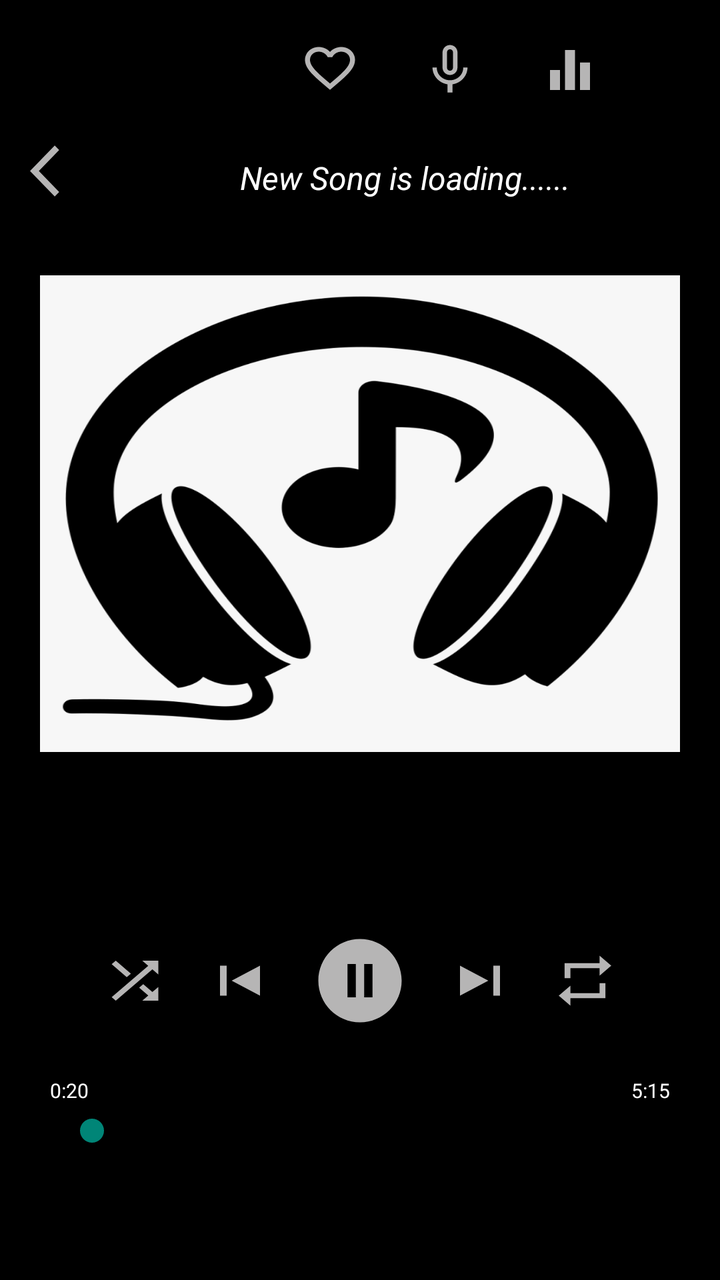
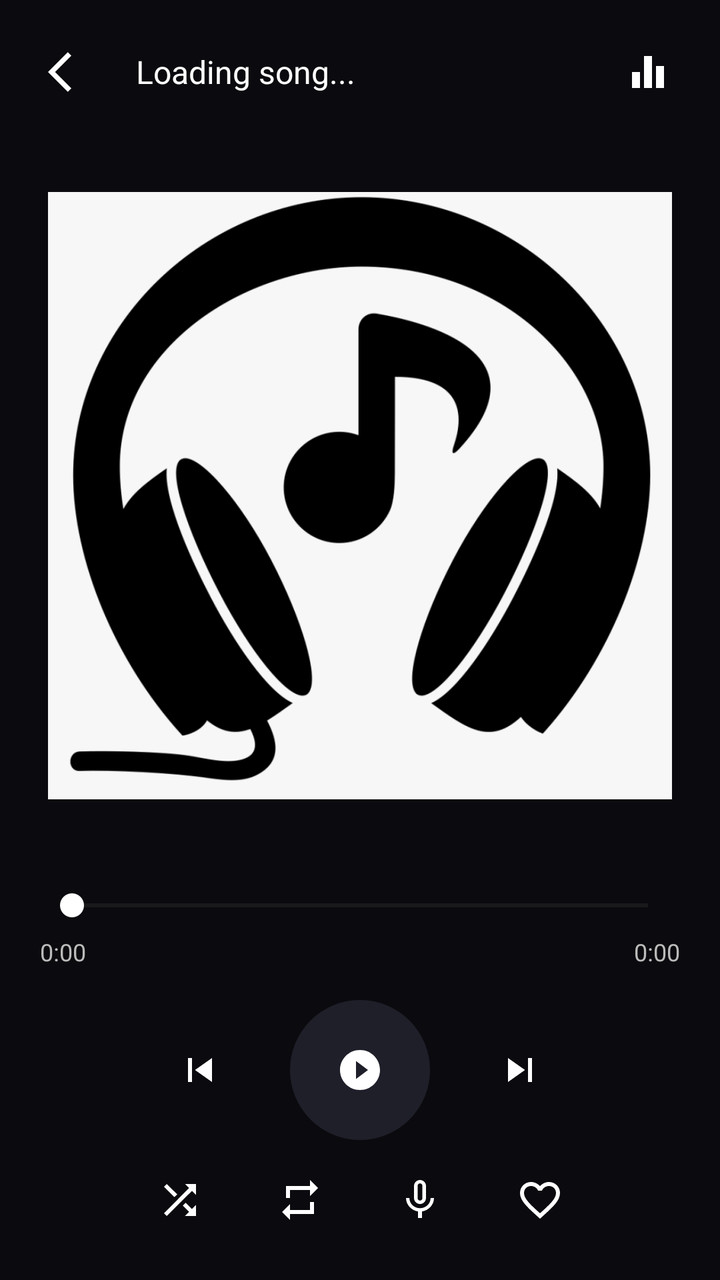

Before-and-after screenshots of an Android layout around one commit, followed by the original layout XML and the change that was made.
<!-- AndroidManifest.xml: application theme Theme.AppCompat.Light.NoActionBar -->
<!-- res/layout/activity_player.xml -->
<?xml version="1.0" encoding="utf-8"?>
<LinearLayout xmlns:android="http://schemas.android.com/apk/res/android"
    xmlns:app="http://schemas.android.com/apk/res-auto"
    xmlns:tools="http://schemas.android.com/tools"
    android:layout_width="match_parent"

    android:layout_height="match_parent"
    tools:context=".PlayerActivity"
    android:orientation="vertical"
    android:background="#000000"
    android:weightSum="10"
    >

    <LinearLayout
        android:id="@+id/mainlayout"
        android:layout_width="match_parent"
        android:layout_height="0dp"
        android:layout_weight="6"

        android:gravity=""
        android:orientation="vertical">

<RelativeLayout
    android:layout_width="match_parent"
    android:layout_height="50dp">


    <Button
        android:id="@+id/btnfav"
        android:layout_width="30dp"
        android:layout_height="28dp"
        android:layout_marginLeft="150dp"
        android:layout_marginTop="20dp"
        android:layout_marginRight="30dp"

        android:background="@drawable/ic_fav" />

    <Button
        android:id="@+id/btnMic"
        android:layout_width="30dp"
        android:layout_height="30dp"
        android:layout_marginTop="20dp"
        android:layout_marginRight="30dp"
        android:layout_toRightOf="@+id/btnfav"
        android:background="@drawable/ic_mic"/>

    <Button
        android:id="@+id/btnEq"
        android:layout_width="30dp"
        android:layout_height="30dp"
        android:layout_marginTop="20dp"
        android:layout_toRightOf="@+id/btnMic"
        android:background="@drawable/ic_equalizer" />

</RelativeLayout>

        <RelativeLayout
            android:layout_width="match_parent"
            android:layout_height="wrap_content">

            <Button
                android:id="@+id/btnback"
                android:layout_width="30dp"
                android:layout_height="31dp"
                android:layout_marginLeft="15dp"
                android:layout_marginTop="20dp"

                android:background="@drawable/ic_back" />

            <TextView
                android:id="@+id/txtSong"
                android:layout_width="match_parent"
                android:layout_height="wrap_content"
android:layout_toRightOf="@id/btnback"
                android:layout_marginStart="20dp"
                android:layout_marginTop="20dp"
                android:layout_marginEnd="20dp"
                android:layout_marginBottom="20dp"
                android:ellipsize="marquee"
                android:marqueeRepeatLimit="marquee_forever"
                android:padding="8dp"
                android:singleLine="true"
                android:text="New Song is loading......"

                android:textAlignment="center"
                android:textColor="#FFFFFF"
                android:textSize="16dp"
                android:textStyle="italic" />
        </RelativeLayout>


        <ImageView
            android:layout_width="match_parent"
            android:layout_height="match_parent"
            android:id="@+id/imgView"

            android:layout_gravity="center"
            android:layout_marginLeft="20dp"
            android:layout_marginRight="20dp"
            android:layout_marginTop="10dp"
            android:layout_marginBottom="8dp"
            android:background="@drawable/picon"
            />

            </LinearLayout>

    <RelativeLayout

        android:layout_width="match_parent"
        android:layout_height="0dp"
        android:layout_weight="0.5"

        android:gravity="right"
        android:orientation="vertical">



    </RelativeLayout>

    <LinearLayout
        android:layout_width="match_parent"
        android:layout_height="0dp"
        android:layout_weight="3.5"
        android:gravity="center"
        android:orientation="vertical">



        <RelativeLayout
            android:layout_width="match_parent"

            android:layout_height="60dp">

            <Button
                android:id="@+id/btnPlay"
                android:layout_width="50dp"
                android:layout_height="50dp"
                android:layout_centerHorizontal="true"
                android:layout_marginTop="5dp"
                android:background="@drawable/ic_pause"
                android:drawableTint="#403E3E" />

            <Button
                android:id="@+id/btnNext"
                android:layout_width="40dp"
                android:layout_height="50dp"
                android:layout_marginStart="15dp"
                android:layout_marginTop="15dp"
                android:layout_marginEnd="15dp"
                android:layout_marginBottom="15dp"
                android:layout_toRightOf="@+id/btnPlay"
                android:background="@drawable/ic_next"
                android:backgroundTint="#B6B5B5" />

            <Button
                android:id="@+id/btnPrevious"
                android:layout_width="40dp"
                android:layout_height="50dp"
                android:layout_marginStart="15dp"
                android:layout_marginTop="15dp"
                android:layout_marginEnd="15dp"
                android:layout_marginBottom="15dp"
                android:layout_toLeftOf="@+id/btnPlay"
                android:background="@drawable/ic_previous" />

            <Button
                android:id="@+id/btnRepeat"
                android:layout_width="35dp"
                android:layout_height="50dp"
                android:layout_marginTop="15dp"
                android:layout_marginBottom="15dp"
                android:layout_toRightOf="@+id/btnNext"
                android:background="@drawable/ic_repeat" />

            <Button
                android:id="@+id/btnShuffle"
                android:layout_width="35dp"
                android:layout_height="50dp"
                android:layout_marginTop="15dp"
                android:layout_marginBottom="15dp"
                android:layout_toLeftOf="@+id/btnPrevious"
                android:background="@drawable/ic_shuffle"

                app:iconTint="#FFFFFF" />



        </RelativeLayout>

        <RelativeLayout
            android:layout_width="match_parent"
            android:layout_marginTop="15dp"
            android:layout_height="60dp">

            <SeekBar
                android:id="@+id/seekBar"
                android:layout_width="300dp"
                android:layout_height="24dp"
                android:layout_alignParentBottom="true"

                android:layout_centerInParent="true"
                android:layout_marginStart="2dp"
                android:layout_marginTop="20dp"
                android:layout_marginEnd="2dp"
                android:layout_marginBottom="20dp" />

            <RelativeLayout
                android:layout_width="match_parent"
                android:layout_height="20dp"
                >


                <TextView
                    android:id="@+id/txtSongStart"
                    android:layout_width="wrap_content"
                    android:layout_height="wrap_content"

                    android:layout_alignParentLeft="true"
                    android:layout_centerInParent="true"
                    android:layout_marginLeft="25dp"
                    android:singleLine="true"
                    android:text="0:20"
                    android:textColor="@color/white"
                    android:textSize="10dp" />

                <TextView
                    android:id="@+id/txtSongEnd"
                    android:layout_width="wrap_content"
                    android:layout_height="wrap_content"

                    android:layout_alignParentRight="true"
                    android:layout_centerInParent="true"
                    android:layout_marginRight="25dp"
                    android:singleLine="true"
                    android:text="5:15"
                    android:textColor="@color/white"
                    android:textSize="10dp" />

            </RelativeLayout>

        </RelativeLayout>



    </LinearLayout>





</LinearLayout>
<!-- resources referenced by this layout -->
<resources>
  <color name="white">#FFFFFF</color>
  <!-- drawable ic_back (drawable) -->
  <vector android:height="24dp" android:tint="#B6B5B5"
      android:viewportHeight="24" android:viewportWidth="24"
      android:width="24dp" xmlns:android="http://schemas.android.com/apk/res/android">
      <path android:fillColor="@android:color/white" android:pathData="M11.67,3.87L9.9,2.1 0,12l9.9,9.9 1.77,-1.77L3.54,12z"/>
  </vector>
  <!-- drawable ic_equalizer (drawable) -->
  <vector android:height="24dp" android:tint="#B6B5B5"
      android:viewportHeight="24" android:viewportWidth="24"
      android:width="24dp" xmlns:android="http://schemas.android.com/apk/res/android">
      <path android:fillColor="#B6B5B5" android:pathData="M10,20h4L14,4h-4v16zM4,20h4v-8L4,12v8zM16,9v11h4L20,9h-4z"/>
  </vector>
  <!-- drawable ic_mic (drawable) -->
  <vector android:height="24dp" android:tint="#B6B5B5"
      android:viewportHeight="24" android:viewportWidth="24"
      android:width="24dp" xmlns:android="http://schemas.android.com/apk/res/android">
      <path android:fillColor="@android:color/white" android:pathData="M12,14c1.66,0 2.99,-1.34 2.99,-3L15,5c0,-1.66 -1.34,-3 -3,-3S9,3.34 9,5v6c0,1.66 1.34,3 3,3zM10.8,4.9c0,-0.66 0.54,-1.2 1.2,-1.2 0.66,0 1.2,0.54 1.2,1.2l-0.01,6.2c0,0.66 -0.53,1.2 -1.19,1.2 -0.66,0 -1.2,-0.54 -1.2,-1.2L10.8,4.9zM17.3,11c0,3 -2.54,5.1 -5.3,5.1S6.7,14 6.7,11L5,11c0,3.41 2.72,6.23 6,6.72L11,21h2v-3.28c3.28,-0.48 6,-3.3 6,-6.72h-1.7z"/>
  </vector>
  <!-- drawable ic_next (drawable) -->
  <vector android:height="24dp" android:tint="#B6B5B5"
      android:viewportHeight="24" android:viewportWidth="24"
      android:width="24dp" xmlns:android="http://schemas.android.com/apk/res/android">
      <path android:fillColor="#B6B5B5" android:pathData="M6,18l8.5,-6L6,6v12zM16,6v12h2V6h-2z"/>
  </vector>
  <!-- drawable ic_pause (drawable) -->
  <vector xmlns:android="http://schemas.android.com/apk/res/android"
      android:width="24dp"
      android:height="24dp"
      android:viewportWidth="24"
      android:viewportHeight="24"
      android:tint="#B6B5B5">
    <path
        android:fillColor="#B6B5B5"
        android:pathData="M12,2C6.48,2 2,6.48 2,12s4.48,10 10,10 10,-4.48 10,-10S17.52,2 12,2zM11,16L9,16L9,8h2v8zM15,16h-2L13,8h2v8z"/>
  </vector>
  <!-- drawable ic_previous (drawable) -->
  <vector android:height="24dp" android:tint="#B6B5B5"
      android:viewportHeight="24" android:viewportWidth="24"
      android:width="24dp" xmlns:android="http://schemas.android.com/apk/res/android">
      <path android:fillColor="@android:color/white" android:pathData="M6,6h2v12L6,18zM9.5,12l8.5,6L18,6z"/>
  </vector>
  <!-- drawable ic_repeat (drawable) -->
  <vector xmlns:android="http://schemas.android.com/apk/res/android"
      android:width="24dp"
      android:height="24dp"
      android:viewportWidth="24"
      android:viewportHeight="24"
      >
    <path
        android:fillColor="#B6B5B5"
        android:pathData="M7,7h10v3l4,-4 -4,-4v3L5,5v6h2L7,7zM17,17L7,17v-3l-4,4 4,4v-3h12v-6h-2v4z"/>
  </vector>
  <!-- drawable ic_shuffle (drawable) -->
  <vector xmlns:android="http://schemas.android.com/apk/res/android"
      android:width="24dp"
      android:height="24dp"
      android:viewportWidth="24"
      android:viewportHeight="24"
      >
    <path
        android:fillColor="#B6B5B5"
        android:pathData="M10.59,9.17L5.41,4 4,5.41l5.17,5.17 1.42,-1.41zM14.5,4l2.04,2.04L4,18.59 5.41,20 17.96,7.46 20,9.5L20,4h-5.5zM14.83,13.41l-1.41,1.41 3.13,3.13L14.5,20L20,20v-5.5l-2.04,2.04 -3.13,-3.13z"/>
  </vector>
  <!-- unchanged entries left out for length: 2 -->
</resources>

<!-- the commit's change to res/layout/activity_player.xml (unified diff, before → after) -->
@@ -1,251 +1,195 @@
 <?xml version="1.0" encoding="utf-8"?>
-<LinearLayout xmlns:android="http://schemas.android.com/apk/res/android"
+<androidx.constraintlayout.widget.ConstraintLayout
+    xmlns:android="http://schemas.android.com/apk/res/android"
     xmlns:app="http://schemas.android.com/apk/res-auto"
     xmlns:tools="http://schemas.android.com/tools"
     android:layout_width="match_parent"
+    android:layout_height="match_parent"
+    android:background="#0B0B0F"
+    tools:context=".PlayerActivity">
 
-    android:layout_height="match_parent"
-    tools:context=".PlayerActivity"
-    android:orientation="vertical"
-    android:background="#000000"
-    android:weightSum="10"
-    >
+    
+    <LinearLayout
+        android:id="@+id/topBar"
+        android:layout_width="0dp"
+        android:layout_height="wrap_content"
+        android:orientation="horizontal"
+        android:padding="16dp"
+        android:gravity="center_vertical"
+        app:layout_constraintTop_toTopOf="parent"
+        app:layout_constraintStart_toStartOf="parent"
+        app:layout_constraintEnd_toEndOf="parent">
 
+        <ImageButton
+            android:id="@+id/btnback"
+            android:layout_width="40dp"
+            android:layout_height="40dp"
+            android:background="?attr/selectableItemBackgroundBorderless"
+            android:src="@drawable/ic_back"
+            android:tint="#FFFFFF"/>
+
+        <TextView
+            android:id="@+id/txtSong"
+            android:layout_width="0dp"
+            android:layout_height="wrap_content"
+            android:layout_weight="1"
+            android:paddingStart="12dp"
+            android:paddingEnd="12dp"
+            android:text="Loading song..."
+            android:textColor="#FFFFFF"
+            android:textSize="16sp"
+            android:singleLine="true"
+            android:ellipsize="marquee"
+            android:marqueeRepeatLimit="marquee_forever"
+            android:focusable="true"
+            android:focusableInTouchMode="true"/>
+
+        <ImageButton
+            android:id="@+id/btnEq"
+            android:layout_width="40dp"
+            android:layout_height="40dp"
+            android:background="?attr/selectableItemBackgroundBorderless"
+            android:src="@drawable/ic_equalizer"
+            android:tint="#FFFFFF"/>
+    </LinearLayout>
+
+    
+    <ImageView
+        android:id="@+id/imgView"
+        android:layout_width="0dp"
+        android:layout_height="0dp"
+        android:layout_margin="24dp"
+        android:scaleType="centerCrop"
+        android:src="@drawable/picon"
+        app:layout_constraintTop_toBottomOf="@id/topBar"
+        app:layout_constraintBottom_toTopOf="@id/playerControls"
+        app:layout_constraintStart_toStartOf="parent"
+        app:layout_constraintEnd_toEndOf="parent"/>
+
+    
     <LinearLayout
-        android:id="@+id/mainlayout"
-        android:layout_width="match_parent"
-        android:layout_height="0dp"
-        android:layout_weight="6"
+        android:id="@+id/playerControls"
+        android:layout_width="0dp"
+        android:layout_height="wrap_content"
+        android:orientation="vertical"
+        android:padding="20dp"
+        app:layout_constraintBottom_toBottomOf="parent"
+        app:layout_constraintStart_toStartOf="parent"
+        app:layout_constraintEnd_toEndOf="parent">
 
-        android:gravity=""
-        android:orientation="vertical">
+        
+        <SeekBar
+            android:id="@+id/seekBar"
+            android:layout_width="match_parent"
+            android:layout_height="wrap_content"
+            android:thumbTint="#FFFFFF"
+            android:progressTint="#4CAF50"
+            android:progressBackgroundTint="#444"/>
 
-<RelativeLayout
-    android:layout_width="match_parent"
-    android:layout_height="50dp">
-
-
-    <Button
-        android:id="@+id/btnfav"
-        android:layout_width="30dp"
-        android:layout_height="28dp"
-        android:layout_marginLeft="150dp"
-        android:layout_marginTop="20dp"
-        android:layout_marginRight="30dp"
-
-        android:background="@drawable/ic_fav" />
-
-    <Button
-        android:id="@+id/btnMic"
-        android:layout_width="30dp"
-        android:layout_height="30dp"
-        android:layout_marginTop="20dp"
-        android:layout_marginRight="30dp"
-        android:layout_toRightOf="@+id/btnfav"
-        android:background="@drawable/ic_mic"/>
-
-    <Button
-        android:id="@+id/btnEq"
-        android:layout_width="30dp"
-        android:layout_height="30dp"
-        android:layout_marginTop="20dp"
-        android:layout_toRightOf="@+id/btnMic"
-        android:background="@drawable/ic_equalizer" />
-
-</RelativeLayout>
-
-        <RelativeLayout
+        <LinearLayout
             android:layout_width="match_parent"
-            android:layout_height="wrap_content">
-
-            <Button
-                android:id="@+id/btnback"
-                android:layout_width="30dp"
-                android:layout_height="31dp"
-                android:layout_marginLeft="15dp"
-                android:layout_marginTop="20dp"
-
-                android:background="@drawable/ic_back" />
+            android:layout_height="wrap_content"
+            android:orientation="horizontal"
+            android:paddingTop="6dp">
 
             <TextView
-                android:id="@+id/txtSong"
-                android:layout_width="match_parent"
+                android:id="@+id/txtSongStart"
+                android:layout_width="wrap_content"
                 android:layout_height="wrap_content"
-android:layout_toRightOf="@id/btnback"
-                android:layout_marginStart="20dp"
-                android:layout_marginTop="20dp"
-                android:layout_marginEnd="20dp"
-                android:layout_marginBottom="20dp"
-                android:ellipsize="marquee"
-                android:marqueeRepeatLimit="marquee_forever"
-                android:padding="8dp"
-                android:singleLine="true"
-                android:text="New Song is loading......"
+                android:text="0:00"
+                android:textColor="#BBBBBB"
+                android:textSize="12sp"/>
 
-                android:textAlignment="center"
-                android:textColor="#FFFFFF"
-                android:textSize="16dp"
-                android:textStyle="italic" />
-        </RelativeLayout>
+            <View
+                android:layout_width="0dp"
+                android:layout_height="1dp"
+                android:layout_weight="1"/>
 
+            <TextView
+                android:id="@+id/txtSongEnd"
+                android:layout_width="wrap_content"
+                android:layout_height="wrap_content"
+                android:text="0:00"
+                android:textColor="#BBBBBB"
+                android:textSize="12sp"/>
+        </LinearLayout>
 
-        <ImageView
+        
+        <LinearLayout
             android:layout_width="match_parent"
-            android:layout_height="match_parent"
-            android:id="@+id/imgView"
+            android:layout_height="wrap_content"
+            android:gravity="center"
+            android:paddingTop="16dp">
 
-            android:layout_gravity="center"
-            android:layout_marginLeft="20dp"
-            android:layout_marginRight="20dp"
-            android:layout_marginTop="10dp"
-            android:layout_marginBottom="8dp"
-            android:background="@drawable/picon"
-            />
-
-            </LinearLayout>
-
-    <RelativeLayout
-
-        android:layout_width="match_parent"
-        android:layout_height="0dp"
-        android:layout_weight="0.5"
-
-        android:gravity="right"
-        android:orientation="vertical">
-
-
-
-    </RelativeLayout>
-
-    <LinearLayout
-        android:layout_width="match_parent"
-        android:layout_height="0dp"
-        android:layout_weight="3.5"
-        android:gravity="center"
-        android:orientation="vertical">
-
-
-
-        <RelativeLayout
-            android:layout_width="match_parent"
-
-            android:layout_height="60dp">
-
-            <Button
-                android:id="@+id/btnPlay"
+            <ImageButton
+                android:id="@+id/btnPrevious"
                 android:layout_width="50dp"
                 android:layout_height="50dp"
-                android:layout_centerHorizontal="true"
-                android:layout_marginTop="5dp"
-                android:background="@drawable/ic_pause"
-                android:drawableTint="#403E3E" />
+                android:background="?attr/selectableItemBackgroundBorderless"
+                android:src="@drawable/ic_previous"
+                app:tint="#FFFFFF"/>
 
-            <Button
+            <ImageButton
+                android:id="@+id/btnPlay"
+                android:layout_width="70dp"
+                android:layout_height="70dp"
+                android:layout_marginHorizontal="20dp"
+                android:background="@drawable/circle_button"
+                android:src="@drawable/ic_play"
+                app:tint="#FFFFFF"/>
+
+            <ImageButton
                 android:id="@+id/btnNext"
+                android:layout_width="50dp"
+                android:layout_height="50dp"
+                android:background="?attr/selectableItemBackgroundBorderless"
+                android:src="@drawable/ic_next"
+                app:tint="#FFFFFF"/>
+        </LinearLayout>
+
+        
+        <LinearLayout
+            android:layout_width="match_parent"
+            android:layout_height="wrap_content"
+            android:gravity="center"
+            android:paddingTop="10dp">
+
+            <ImageButton
+                android:id="@+id/btnShuffle"
                 android:layout_width="40dp"
-                android:layout_height="50dp"
-                android:layout_marginStart="15dp"
-                android:layout_marginTop="15dp"
-                android:layout_marginEnd="15dp"
-                android:layout_marginBottom="15dp"
-                android:layout_toRightOf="@+id/btnPlay"
-                android:background="@drawable/ic_next"
-                android:backgroundTint="#B6B5B5" />
+                android:layout_height="40dp"
+                android:background="?attr/selectableItemBackgroundBorderless"
+                android:src="@drawable/ic_shuffle"
+                app:tint="#FFFFFF"/>
 
-            <Button
-                android:id="@+id/btnPrevious"
+            <ImageButton
+                android:id="@+id/btnRepeat"
                 android:layout_width="40dp"
-                android:layout_height="50dp"
-                android:layout_marginStart="15dp"
-                android:layout_marginTop="15dp"
-                android:layout_marginEnd="15dp"
-                android:layout_marginBottom="15dp"
-                android:layout_toLeftOf="@+id/btnPlay"
-                android:background="@drawable/ic_previous" />
+                android:layout_height="40dp"
+                android:layout_marginStart="20dp"
+                android:background="?attr/selectableItemBackgroundBorderless"
+                android:src="@drawable/ic_repeat"
+                app:tint="#FFFFFF"/>
 
-            <Button
-                android:id="@+id/btnRepeat"
-                android:layout_width="35dp"
-                android:layout_height="50dp"
-                android:layout_marginTop="15dp"
-                android:layout_marginBottom="15dp"
-                android:layout_toRightOf="@+id/btnNext"
-                android:background="@drawable/ic_repeat" />
+            <ImageButton
+                android:id="@+id/btnMic"
+                android:layout_width="40dp"
+                android:layout_height="40dp"
+                android:layout_marginStart="20dp"
+                android:background="?attr/selectableItemBackgroundBorderless"
+                android:src="@drawable/ic_mic"
+                app:tint="#FFFFFF"/>
 
-            <Button
-                android:id="@+id/btnShuffle"
-                android:layout_width="35dp"
-                android:layout_height="50dp"
-                android:layout_marginTop="15dp"
-                android:layout_marginBottom="15dp"
-                android:layout_toLeftOf="@+id/btnPrevious"
-                android:background="@drawable/ic_shuffle"
-
-                app:iconTint="#FFFFFF" />
-
-
-
-        </RelativeLayout>
-
-        <RelativeLayout
-            android:layout_width="match_parent"
-            android:layout_marginTop="15dp"
-            android:layout_height="60dp">
-
-            <SeekBar
-                android:id="@+id/seekBar"
-                android:layout_width="300dp"
-                android:layout_height="24dp"
-                android:layout_alignParentBottom="true"
-
-                android:layout_centerInParent="true"
-                android:layout_marginStart="2dp"
-                android:layout_marginTop="20dp"
-                android:layout_marginEnd="2dp"
-                android:layout_marginBottom="20dp" />
-
-            <RelativeLayout
-                android:layout_width="match_parent"
-                android:layout_height="20dp"
-                >
-
-
-                <TextView
-                    android:id="@+id/txtSongStart"
-                    android:layout_width="wrap_content"
-                    android:layout_height="wrap_content"
-
-                    android:layout_alignParentLeft="true"
-                    android:layout_centerInParent="true"
-                    android:layout_marginLeft="25dp"
-                    android:singleLine="true"
-                    android:text="0:20"
-                    android:textColor="@color/white"
-                    android:textSize="10dp" />
-
-                <TextView
-                    android:id="@+id/txtSongEnd"
-                    android:layout_width="wrap_content"
-                    android:layout_height="wrap_content"
-
-                    android:layout_alignParentRight="true"
-                    android:layout_centerInParent="true"
-                    android:layout_marginRight="25dp"
-                    android:singleLine="true"
-                    android:text="5:15"
-                    android:textColor="@color/white"
-                    android:textSize="10dp" />
-
-            </RelativeLayout>
-
-        </RelativeLayout>
-
-
+            <ImageButton
+                android:id="@+id/btnfav"
+                android:layout_width="40dp"
+                android:layout_height="40dp"
+                android:layout_marginStart="20dp"
+                android:background="?attr/selectableItemBackgroundBorderless"
+                android:src="@drawable/ic_fav"
+                app:tint="#FFFFFF"/>
+        </LinearLayout>
 
     </LinearLayout>
 
-
-
-
-
-</LinearLayout>
+</androidx.constraintlayout.widget.ConstraintLayout>
<!-- resource entries referenced after the edit -->
@@ -1,6 +1,15 @@
 <!-- resources referenced by this layout -->
 <resources>
-  <color name="white">#FFFFFF</color>
+  <!-- drawable circle_button (drawable) -->
+  <shape xmlns:android="http://schemas.android.com/apk/res/android"
+      android:shape="oval">
+  
+      <solid android:color="#1F1F2A"/>
+  
+      <size
+          android:width="70dp"
+          android:height="70dp"/>
+  </shape>
   <!-- drawable ic_back (drawable) -->
   <vector android:height="24dp" android:tint="#B6B5B5"
       android:viewportHeight="24" android:viewportWidth="24"
@@ -25,7 +34,7 @@
       android:width="24dp" xmlns:android="http://schemas.android.com/apk/res/android">
       <path android:fillColor="#B6B5B5" android:pathData="M6,18l8.5,-6L6,6v12zM16,6v12h2V6h-2z"/>
   </vector>
-  <!-- drawable ic_pause (drawable) -->
+  <!-- drawable ic_play (drawable) -->
   <vector xmlns:android="http://schemas.android.com/apk/res/android"
       android:width="24dp"
       android:height="24dp"
@@ -34,7 +43,7 @@
       android:tint="#B6B5B5">
     <path
         android:fillColor="#B6B5B5"
-        android:pathData="M12,2C6.48,2 2,6.48 2,12s4.48,10 10,10 10,-4.48 10,-10S17.52,2 12,2zM11,16L9,16L9,8h2v8zM15,16h-2L13,8h2v8z"/>
+        android:pathData="M12,2C6.48,2 2,6.48 2,12s4.48,10 10,10 10,-4.48 10,-10S17.52,2 12,2zM10,16.5v-9l6,4.5 -6,4.5z"/>
   </vector>
   <!-- drawable ic_previous (drawable) -->
   <vector android:height="24dp" android:tint="#B6B5B5"
